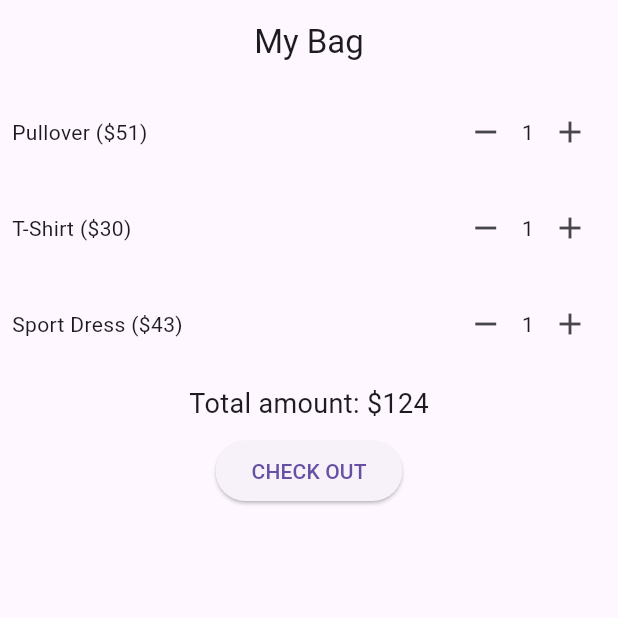
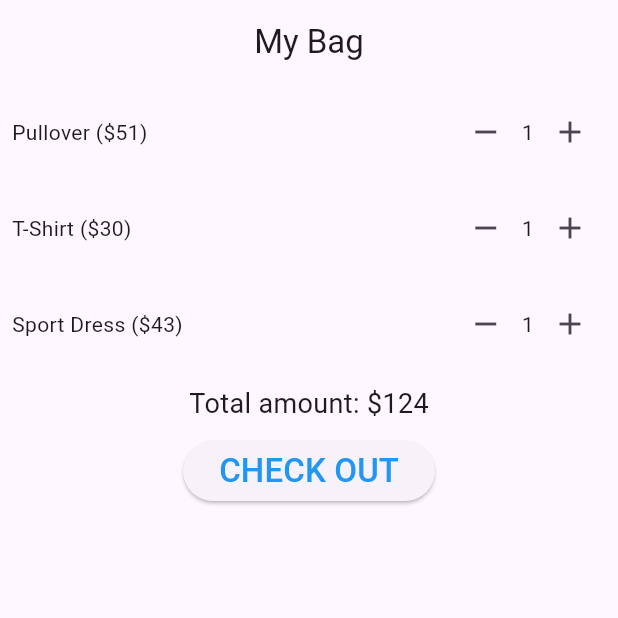
Before and after one commit to Ferdaus0001/Ostads-Assigmaint-, a Flutter app: the screen it shows after launch, on a phone screen of 412 x 824 dp, the top half of it. Run offline on Flutter 3.47's test engine with Material 3 defaults, Android fonts, the phone set to English and light mode, and no system bars.

Commit message:
chakout color is blue

```diff
--- a/lib/main.dart
+++ b/lib/main.dart
@@ -97,7 +97,7 @@ class _MyAppState extends State<MyApp> {
                   content: Text('Congratulations! Checkout Successful.'),
                 ));
               },
-              child: Text('CHECK OUT'),
+              child: Text('CHECK OUT',style: TextStyle(fontSize: 22,color: Colors.blue),),
             ),
           ],
         ),
```
